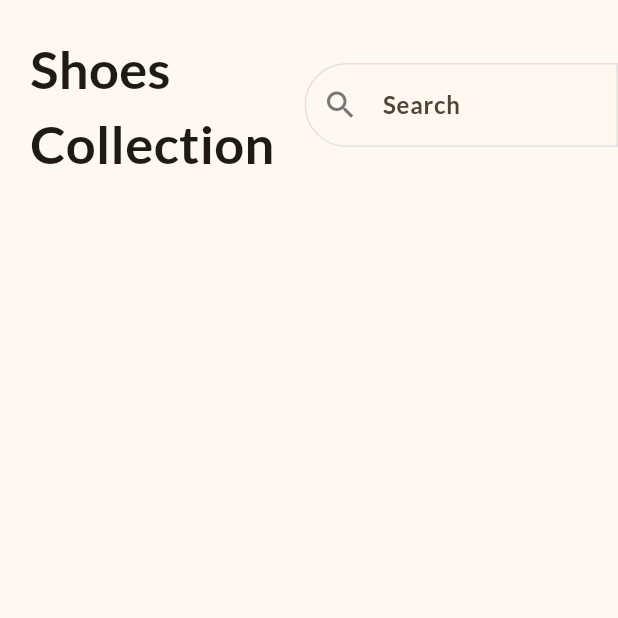
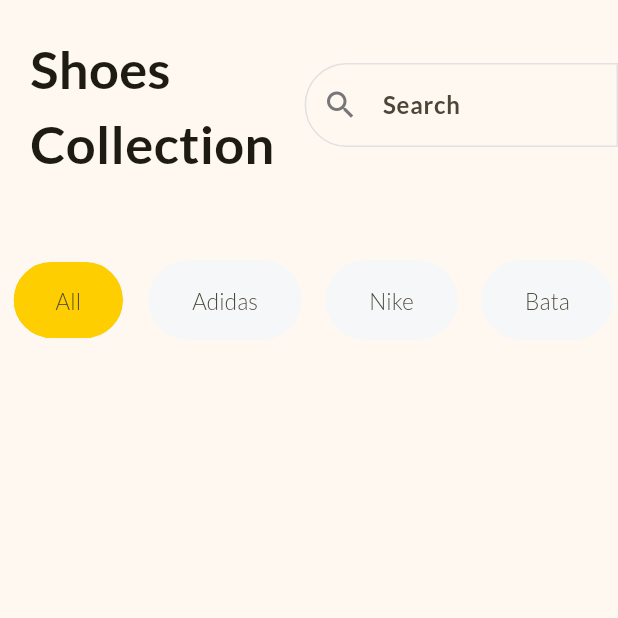
Before and after one commit to Sharath44665/flutter_ws, a Flutter app: the screen it shows after launch, on a phone screen of 412 x 824 dp, the top half of it. Run offline on Flutter 3.47's test engine with Material 3 defaults, Android fonts, the phone set to English and light mode, and no system bars; our stand-ins replace firebase_auth, firebase_core; accounts and stored records are empty; generated files the repository leaves out were written again.

Commit message:
filter by brand

```diff
--- a/n06_shop_app/lib/home_page.dart
+++ b/n06_shop_app/lib/home_page.dart
@@ -1,7 +1,28 @@
 import 'package:flutter/material.dart';
 
-class HomePage extends StatelessWidget {
+class HomePage extends StatefulWidget {
   const HomePage({super.key});
+
+  @override
+  State<HomePage> createState() => _HomePageState();
+}
+
+class _HomePageState extends State<HomePage> {
+  final List<String> filters = const [
+    'All',
+    'Adidas',
+    'Nike',
+    'Bata',
+    'Paragon',
+  ];
+
+  late String selectedFilter;
+
+  @override
+  void initState() {
+    super.initState();
+    selectedFilter = filters[0];
+  }
 
   @override
   Widget build(BuildContext context) {
@@ -13,10 +34,10 @@ class HomePage extends StatelessWidget {
       body: SafeArea(
         child: Column(
           children: [
-            Row(
+            const Row(
               children: [
                 Padding(
-                  padding: const EdgeInsets.all(20),
+                  padding: EdgeInsets.all(20),
                   child: Text(
                     "Shoes\nCollection",
                     style: TextStyle(fontWeight: FontWeight.bold, fontSize: 35),
@@ -35,6 +56,43 @@ class HomePage extends StatelessWidget {
                 ),
               ],
             ),
+            SizedBox(
+              height: 120,
+              child: ListView.builder(
+                itemCount: filters.length,
+                scrollDirection: Axis.horizontal,
+                itemBuilder: (context, index) {
+                  final filter = filters[index];
+                  return Padding(
+                    padding: const EdgeInsets.symmetric(horizontal: 8.0),
+                    child: GestureDetector(
+                      onTap: () {
+                        setState(() {
+                          selectedFilter = filter;
+                        });
+                      },
+                      child: Chip(
+                        backgroundColor: selectedFilter == filter
+                            ? Theme.of(context).colorScheme.primary
+                            : const Color.fromRGBO(245, 247, 249, 1),
+                        side: const BorderSide(
+                          color: Color.fromRGBO(245, 247, 249, 1),
+                        ),
+                        label: Text(filter),
+                        labelStyle: const TextStyle(fontSize: 15),
+                        padding: const EdgeInsets.symmetric(
+                          horizontal: 20,
+                          vertical: 15,
+                        ),
+                        shape: RoundedRectangleBorder(
+                          borderRadius: BorderRadius.circular(30),
+                        ),
+                      ),
+                    ),
+                  );
+                },
+              ),
+            ),
           ],
         ),
       ),
--- a/n06_shop_app/lib/main.dart
+++ b/n06_shop_app/lib/main.dart
@@ -15,6 +15,7 @@ class MyApp extends StatelessWidget {
         fontFamily: 'Lato',
         colorScheme: ColorScheme.fromSeed(
           seedColor: const Color.fromRGBO(254, 206, 1, 1),
+          primary: const Color.fromRGBO(254, 206, 1, 1),
         ),
         inputDecorationTheme: InputDecorationTheme(
           hintStyle: const TextStyle(fontWeight: FontWeight.bold, fontSize: 16),
```
